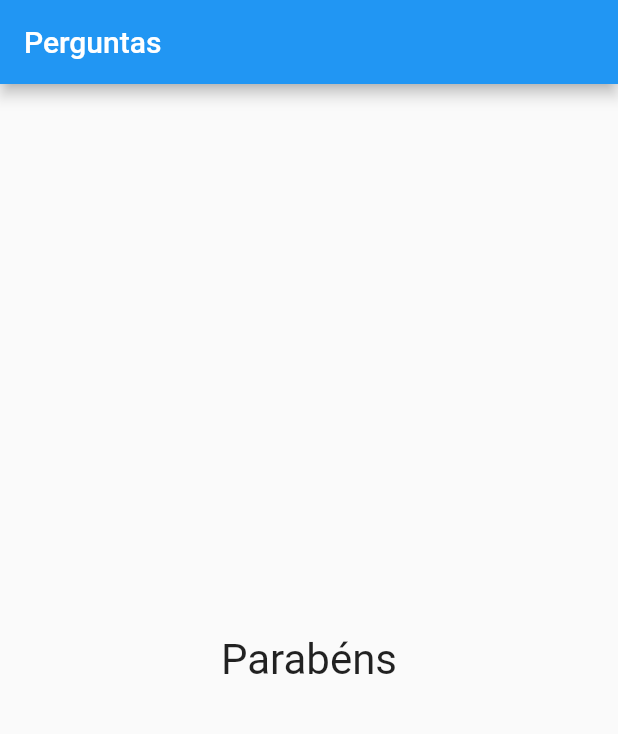
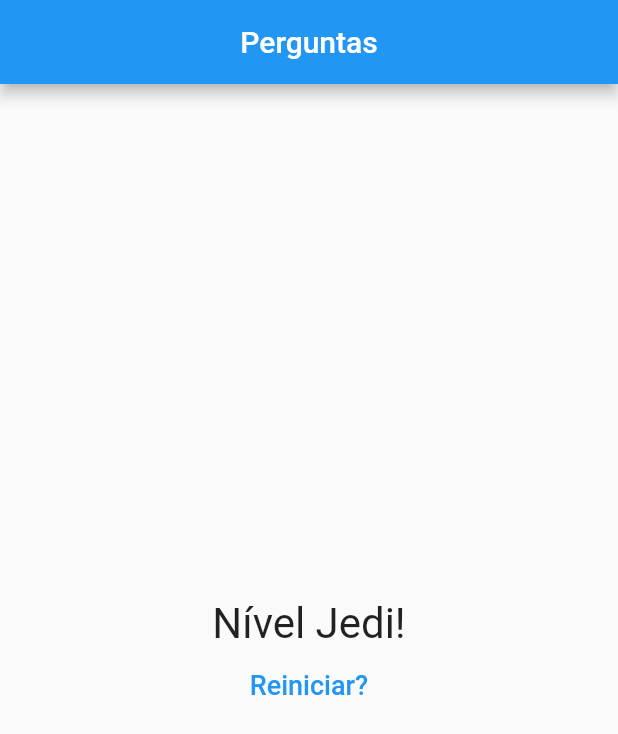
Before and after one commit to FelipeCourtois/Quiz-App, a Flutter app: the screen it shows after launch, after a tap on "Preto", after a tap on "Cobra", after a tap on "Leo", on a phone screen of 412 x 824 dp. Shown: the top 734 px of the screen. Run offline on Flutter 3.47's test engine with Material 2 defaults, Android fonts, the phone set to English and light mode, and no system bars.

Commit message:
versão final

```diff
--- a/projeto_perguntas/lib/main.dart
+++ b/projeto_perguntas/lib/main.dart
@@ -18,31 +18,57 @@ class PerguntaApp extends StatefulWidget {
 
 class _PerguntaAppState extends State<PerguntaApp> {
   var _perguntaSelecionada = 0;
+  var _pontuacaoTotal = 0;
   final _perguntas = const [
     //a lista de perguntas foi extraida
 
     {
       'texto': 'Qual é a sua cor favorita?',
-      'respostas': ['Preto', 'Vermelho', 'Verde', 'Branco'],
+      'respostas': [
+        {'texto': 'Preto', 'pontuacao': 10},
+        {'texto': 'Vermelho', 'pontuacao': 5},
+        {'texto': 'Verde', 'pontuacao': 3},
+        {'texto': 'Branco', 'pontuacao': 1},
+      ],
     },
     {
       'texto': 'Qual é o seu animal favorito?',
-      'respostas': ['Coelho', 'Cobra', 'Elefante', 'Leão'],
+      'respostas': [
+        {'texto': 'Coelho', 'pontuacao': 10},
+        {'texto': 'Cobra', 'pontuacao': 5},
+        {'texto': 'Elefante', 'pontuacao': 3},
+        {'texto': 'Leão', 'pontuacao': 1},
+      ],
     },
     {
       'texto': 'Qual é o seu instrutor favorito?',
-      'respostas': ['Maria', 'João', 'Leo', 'Pedro'],
+      'respostas': [
+        {'texto': 'Maria', 'pontuacao': 10},
+        {'texto': 'João', 'pontuacao': 5},
+        {'texto': 'Leo', 'pontuacao': 3},
+        {'texto': 'Pedro', 'pontuacao': 1},
+      ],
     }
   ];
 
-  void _responder() {
+  void _responder(int pontuacao) {
     //metodo responder
     if (temPerguntaSelecionada) {
       //tem pergunta???
       setState(() {
         _perguntaSelecionada++;
+        _pontuacaoTotal += pontuacao;
       });
     }
+    print(_pontuacaoTotal);
+  }
+
+
+  void _reiniciarQuestionario(){
+    setState(() {
+      _perguntaSelecionada = 0;
+      _pontuacaoTotal = 0;
+    });
   }
 
   bool get temPerguntaSelecionada {
@@ -55,6 +81,7 @@ class _PerguntaAppState extends State<PerguntaApp> {
       home: Scaffold(
         appBar: AppBar(
           title: const Text('Perguntas'),
+          centerTitle: true,
         ),
         body: temPerguntaSelecionada
             ? Questionario(
@@ -62,7 +89,7 @@ class _PerguntaAppState extends State<PerguntaApp> {
                 perguntaSelecionada: _perguntaSelecionada,
                 responder: _responder,
               )
-            : Resultado(),
+            : Resultado(_pontuacaoTotal, _reiniciarQuestionario),
       ),
     );
   }
--- a/projeto_perguntas/lib/questionario.dart
+++ b/projeto_perguntas/lib/questionario.dart
@@ -3,31 +3,35 @@ import './questao.dart';
 import './respostas.dart';
 
 class Questionario extends StatelessWidget {
-
-
   final List<Map<String, Object>> perguntas;
   final int perguntaSelecionada;
-  final void Function() responder;
+  final void Function(int) responder;
 
-  Questionario({//utiliza-se parâmetros nomeados
+  Questionario({
+    //utiliza-se parâmetros nomeados
     required this.perguntas,
     required this.perguntaSelecionada,
     required this.responder,
   });
-    bool get temPerguntaSelecionada {
+  bool get temPerguntaSelecionada {
     return perguntaSelecionada < perguntas.length;
   }
 
   @override
   Widget build(BuildContext context) {
-    List<String> respostas = temPerguntaSelecionada
+    List<Map<String, Object>> respostas = temPerguntaSelecionada
         ? perguntas[perguntaSelecionada].cast()['respostas']
         : [];
     return Column(
-                children: [
-                  Questao(perguntas[perguntaSelecionada]['texto'] as String),
-                  ...respostas.map((t) => Resposta(t, responder)).toList(),
-                ],
-              );
+      children: [
+        Questao(perguntas[perguntaSelecionada]['texto'] as String),
+        ...respostas.map((resp) {
+          return Resposta(
+              resp['texto'].toString(),
+              () => responder(int.parse(resp['pontuacao']
+                  .toString()))); //nesse ponto eu sei exatamente qual foi a resposta do usuário
+        }).toList(),
+      ],
+    );
   }
 }
--- a/projeto_perguntas/lib/resultado.dart
+++ b/projeto_perguntas/lib/resultado.dart
@@ -1,15 +1,40 @@
 import 'package:flutter/material.dart';
 
 class Resultado extends StatelessWidget {
-  const Resultado({super.key});
+  final int pontuacao;
+  final void Function() quandoReiniciarQuestionario;
+  Resultado(this.pontuacao, this.quandoReiniciarQuestionario);
+
+  String get fraseResultado {
+    if (pontuacao < 8) {
+      return 'Parabéns!';
+    } else if (pontuacao < 12) {
+      return 'Você é bom!';
+    } else if (pontuacao < 16) {
+      return 'Impressionante!';
+    } else {
+      return 'Nível Jedi!';
+    }
+  }
 
   @override
   Widget build(BuildContext context) {
-    return const Center(
-      child: Text(
-        'Parabéns',
-        style: TextStyle(fontSize: 28),
-      ),
+    return Column(
+      mainAxisAlignment:
+          MainAxisAlignment.center, //elementos no centro do eixo principal
+      children: [
+        Center(
+          child: Text(
+            fraseResultado,
+            style: TextStyle(fontSize: 28),
+          ),
+        ),
+        TextButton(
+          child: Text('Reiniciar?',
+              style: TextStyle(fontSize: 18, color: Colors.blue)),
+          onPressed: quandoReiniciarQuestionario,
+        )
+      ],
     );
   }
 }
```
Also changed, not shown: 1 other file.
